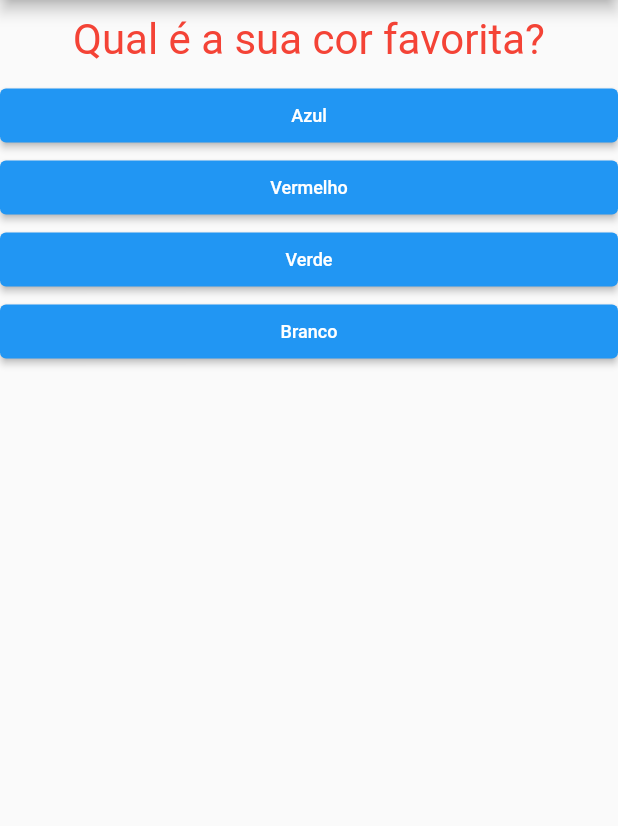
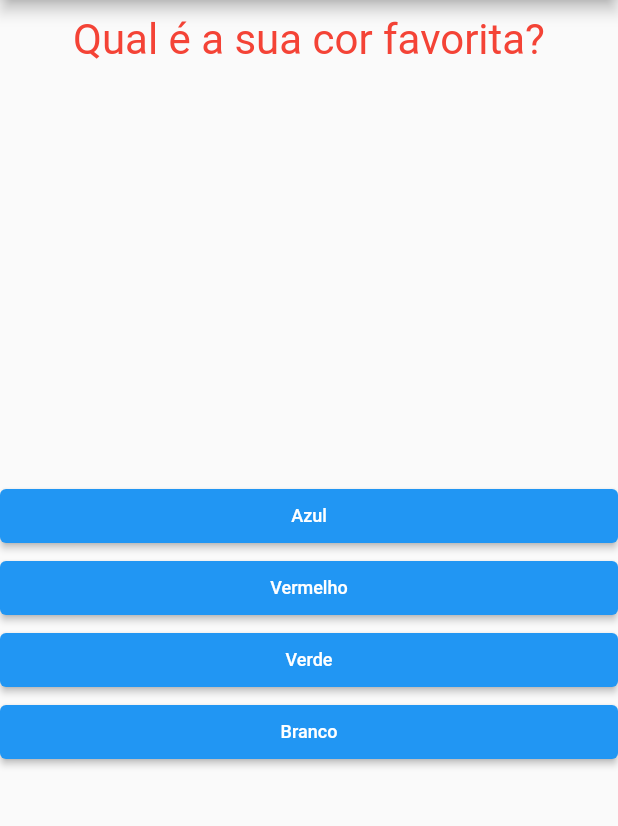
Before and after one commit to wikianon/projetos_perguntas, a Flutter app: the screen it shows after launch, on a phone screen of 412 x 824 dp, the part 84-910 px from its top. Run offline on Flutter 3.47's test engine with Material 2 defaults, Android fonts, the phone set to English and light mode, and no system bars.

Commit message:
algumas melhorias no codigo

```diff
--- a/projeto_perguntas_08/lib/app/questao.dart
+++ b/projeto_perguntas_08/lib/app/questao.dart
@@ -3,16 +3,17 @@ import 'package:flutter/material.dart';
 class Questao extends StatelessWidget {
   final String texto;
 
-  const Questao(this.texto);
+  const Questao(this.texto, {super.key});
 
   @override
   Widget build(BuildContext context) {
     return Container(
       width: double.infinity,
-      margin: EdgeInsets.all(10),
+      height: 300,
+      margin: const EdgeInsets.all(10),
       child: Text(
         texto,
-        style: TextStyle(fontSize: 28, color: Colors.red),
+        style: const TextStyle(fontSize: 28, color: Colors.red),
         textAlign: TextAlign.center,
       ),
     );
--- a/projeto_perguntas_08/lib/app/questionario.dart
+++ b/projeto_perguntas_08/lib/app/questionario.dart
@@ -7,8 +7,7 @@ class Questionario extends StatelessWidget {
   final int perguntaSelecionada;
   final void Function(int) quantoResponder;
 
-  //Este construtor nao pode ser const pois recebe alteração a cada evento
-  Questionario({
+  const Questionario({super.key,
     required this.perguntas,
     required this.perguntaSelecionada,
     required this.quantoResponder,
--- a/projeto_perguntas_08/lib/app/resposta.dart
+++ b/projeto_perguntas_08/lib/app/resposta.dart
@@ -4,7 +4,7 @@ class Resposta extends StatelessWidget {
   final String texto;
   final void Function() quandoSelecionado;
 
-  Resposta(this.texto, this.quandoSelecionado);
+  const Resposta(this.texto, this.quandoSelecionado, {super.key});
 
   @override
   Widget build(BuildContext context) {
```
